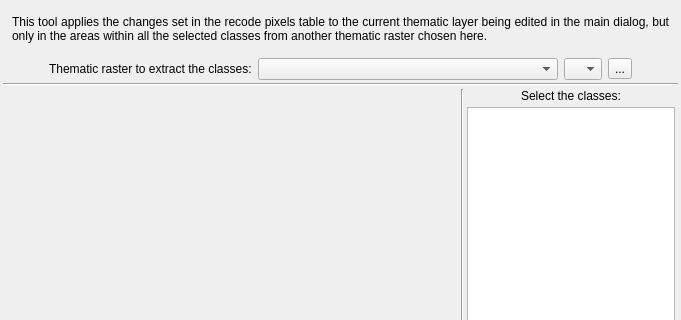
Before: the Qt Designer form ThRasE/ui/apply_from_thematic_classes.ui in SMByC/ThRasE, drawn with Qt 5; both pictures show x 0 to 681 and y 0 to 320 of the 681 by 504 pixel window.
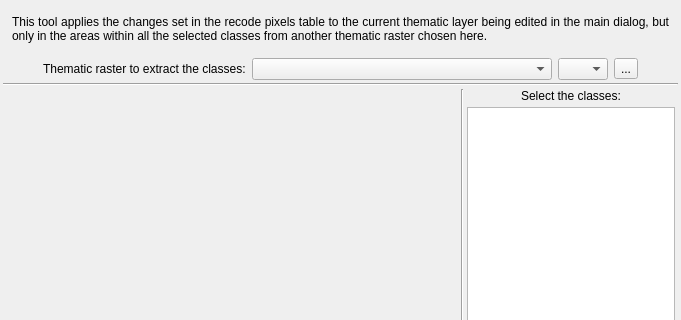
After: the same form once the commit is applied. Custom widgets are drawn as their Qt base class.

The edit to the form file:
```diff
--- a/ThRasE/ui/apply_from_thematic_classes.ui
+++ b/ThRasE/ui/apply_from_thematic_classes.ui
@@ -126,8 +126,11 @@
         <property name="toolTip">
          <string>Select the band</string>
         </property>
-        <property name="sizeAdjustPolicy">
-         <enum>QComboBox::AdjustToMinimumContentsLength</enum>
+        <property name="maximumSize">
+         <size>
+          <width>50</width>
+          <height>16777215</height>
+         </size>
         </property>
         <property name="minimumContentsLength">
          <number>1</number>
```
